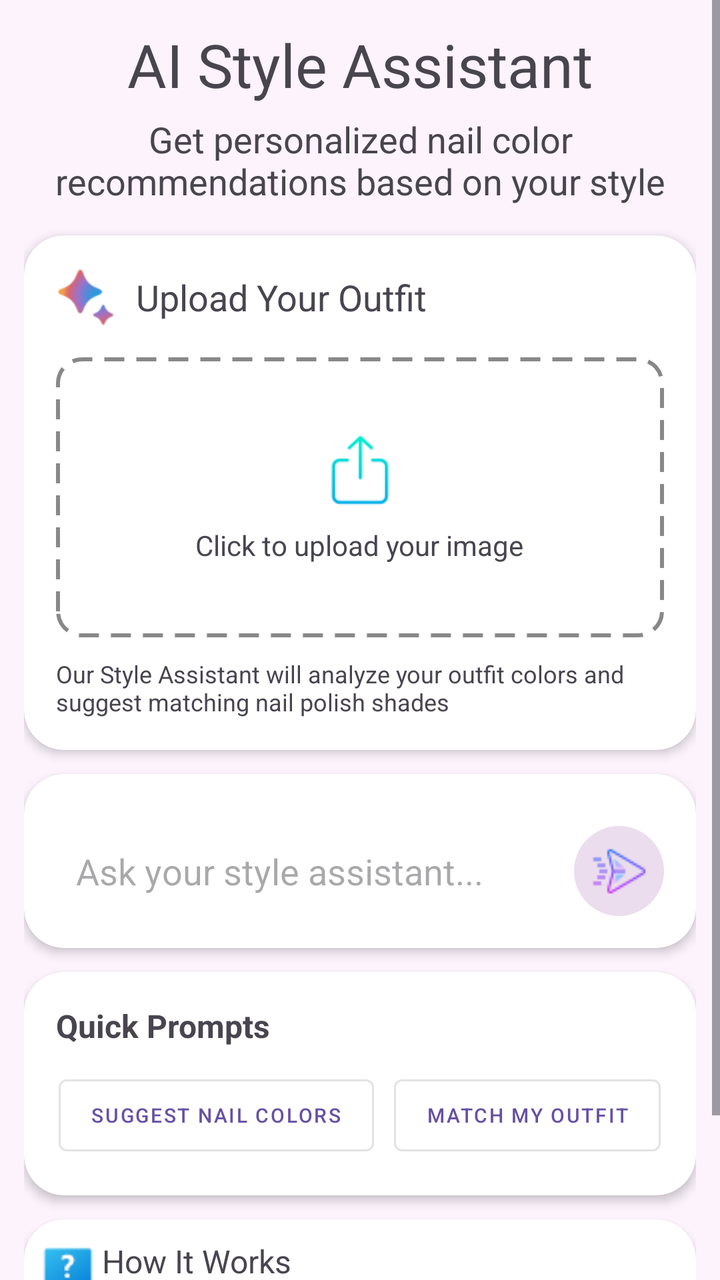
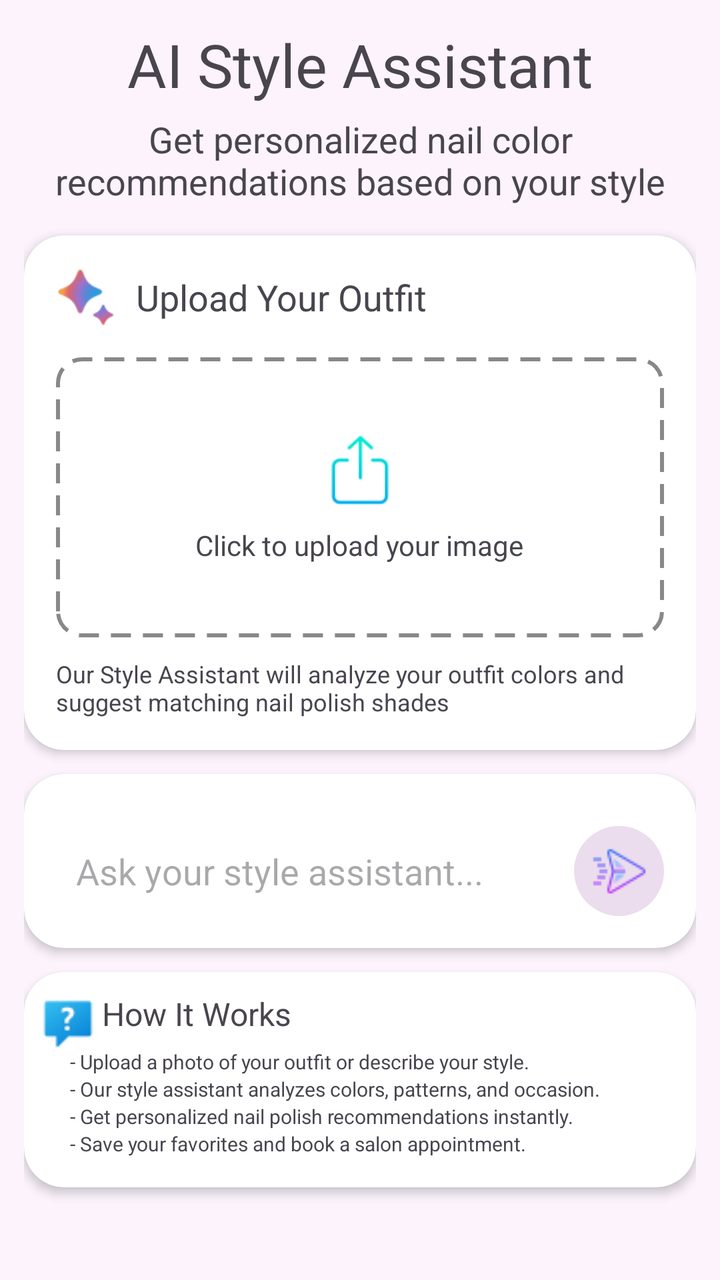

An Android layout rendered at two revisions. The XML below is the earlier revision; the diff shows what the commit changed to produce the second picture.
<!-- AndroidManifest.xml: application theme Theme.NailIt -->
<!-- res/layout/fragment_chat_bot.xml -->
<ScrollView
    xmlns:android="http://schemas.android.com/apk/res/android"
    xmlns:tools="http://schemas.android.com/tools"
    xmlns:app="http://schemas.android.com/apk/res-auto"
    android:layout_width="match_parent"
    android:layout_height="match_parent"
    android:clipToPadding="false"
    android:fillViewport="true">

    <LinearLayout
        android:id="@+id/chatBotRoot"
        android:layout_width="match_parent"
        android:layout_height="wrap_content"
        android:orientation="vertical"
        android:padding="12dp"
        android:paddingBottom="90dp"
        android:background="@color/linght_pink">

    
        <TextView
            android:layout_width="match_parent"
            android:layout_height="wrap_content"
            android:text="AI Style Assistant"
            android:textSize="30sp"
            android:textAlignment="center"/>

        <TextView
            android:layout_width="match_parent"
            android:layout_height="wrap_content"
            android:text="Get personalized nail color recommendations based on your style"
            android:textSize="18sp"
            android:layout_marginTop="5dp"
            android:textAlignment="center"/>


        
        <androidx.cardview.widget.CardView
            android:layout_width="match_parent"
            android:layout_height="wrap_content"
            android:layout_marginTop="15dp"
            android:layout_marginBottom="12dp"
            app:cardCornerRadius="20dp"
            app:cardElevation="3dp">

            <LinearLayout
                android:layout_width="match_parent"
                android:layout_height="wrap_content"
                android:orientation="vertical"
                android:padding="16dp">

                
                <LinearLayout
                    android:layout_width="match_parent"
                    android:layout_height="wrap_content"
                    android:orientation="horizontal"
                    android:gravity="center_vertical">

                    <ImageView
                        android:layout_width="30dp"
                        android:layout_height="30dp"
                        app:srcCompat="@drawable/trending" />

                    <TextView
                        android:layout_width="wrap_content"
                        android:layout_height="wrap_content"
                        android:text="Upload Your Outfit"
                        android:textSize="18sp"
                        android:layout_marginStart="10dp" />
                </LinearLayout>

                
                <LinearLayout
                    android:id="@+id/uploadButton"
                    android:layout_width="match_parent"
                    android:layout_height="140dp"
                    android:layout_marginTop="15dp"
                    android:gravity="center"
                    android:orientation="vertical"
                    android:padding="20dp"
                    android:background="@drawable/dashed_border">

                    <ImageView
                        android:layout_width="40dp"
                        android:layout_height="40dp"
                        app:srcCompat="@drawable/upload" />

                    <TextView
                        android:layout_width="wrap_content"
                        android:layout_height="wrap_content"
                        android:text="Click to upload your image"
                        android:textSize="14sp"
                        android:layout_marginTop="8dp" />
                </LinearLayout>

                <TextView
                    android:layout_width="match_parent"
                    android:layout_height="wrap_content"
                    android:text="Our Style Assistant will analyze your outfit colors and suggest matching nail polish shades"
                    android:textSize="12sp"
                    android:layout_marginTop="10dp" />
            </LinearLayout>
        </androidx.cardview.widget.CardView>


        
        <androidx.cardview.widget.CardView
            android:layout_width="match_parent"
            android:layout_height="wrap_content"
            app:cardCornerRadius="20dp"
            app:cardElevation="3dp"
            android:layout_marginBottom="12dp">

            <LinearLayout
                android:layout_width="match_parent"
                android:layout_height="wrap_content"
                android:orientation="vertical"
                android:padding="16dp">

                
                <LinearLayout
                    android:id="@+id/chatContainer"
                    android:layout_width="match_parent"
                    android:layout_height="wrap_content"
                    android:orientation="vertical" />

                
                <LinearLayout
                    android:layout_width="match_parent"
                    android:layout_height="wrap_content"
                    android:orientation="horizontal"
                    android:gravity="center_vertical"
                    android:layout_marginTop="10dp">

                    <EditText
                        android:id="@+id/chatInput"
                        android:layout_width="0dp"
                        android:layout_height="45dp"
                        android:layout_weight="1"
                        android:hint="Ask your style assistant..."
                        android:padding="10dp"
                        android:background="@drawable/rounded_edittext" />

                    <ImageButton
                        android:id="@+id/sendBtn"
                        android:layout_width="45dp"
                        android:layout_height="45dp"
                        android:layout_marginStart="8dp"
                        android:background="@drawable/round_button"
                        android:padding="8dp"
                        app:srcCompat="@drawable/send" />
                </LinearLayout>
            </LinearLayout>
        </androidx.cardview.widget.CardView>


        
        <androidx.cardview.widget.CardView
            android:layout_width="match_parent"
            android:layout_height="wrap_content"
            app:cardCornerRadius="20dp"
            app:cardElevation="3dp"
            android:layout_marginBottom="12dp">

            <LinearLayout
                android:layout_width="match_parent"
                android:layout_height="wrap_content"
                android:orientation="vertical"
                android:padding="16dp">

                <TextView
                    android:layout_width="wrap_content"
                    android:layout_height="wrap_content"
                    android:text="Quick Prompts"
                    android:textSize="16sp"
                    android:textStyle="bold" />

                <LinearLayout
                    android:layout_width="match_parent"
                    android:layout_height="wrap_content"
                    android:orientation="horizontal"
                    android:layout_marginTop="10dp"
                    android:gravity="center">

                    <Button
                        android:layout_width="wrap_content"
                        android:layout_height="wrap_content"
                        android:text="Suggest nail colors"
                        android:textSize="10sp"
                        style="@style/Widget.MaterialComponents.Button.OutlinedButton" />

                    <Button
                        android:layout_width="wrap_content"
                        android:layout_height="wrap_content"
                        android:text="Match my outfit"
                        android:textSize="10sp"
                        android:layout_marginStart="10dp"
                        style="@style/Widget.MaterialComponents.Button.OutlinedButton" />
                </LinearLayout>
            </LinearLayout>
        </androidx.cardview.widget.CardView>
        
        <androidx.cardview.widget.CardView
            android:layout_width="match_parent"
            android:layout_height="wrap_content"
            app:cardCornerRadius="20dp"
            app:cardElevation="3dp"
            android:layout_marginBottom="5dp"
            >
            <LinearLayout
                android:layout_width="match_parent"
                android:layout_height="wrap_content"
                android:orientation="vertical"
                android:layout_marginLeft="8dp"
                android:layout_marginBottom="15dp"
                android:layout_marginTop="10dp">
                <LinearLayout
                    android:layout_width="match_parent"
                    android:layout_height="wrap_content"
                    android:orientation="horizontal">

                    <ImageView
                        android:layout_width="28dp"
                        android:layout_height="28dp"
                        app:srcCompat="@drawable/ask"
                        />
                    <TextView
                        android:layout_width="match_parent"
                        android:layout_height="wrap_content"
                        android:textSize="16sp"
                        android:layout_marginLeft="3dp"
                        android:text="How It Works"/>

                </LinearLayout>
                <TextView
                    android:layout_width="match_parent"
                    android:layout_height="wrap_content"
                    android:textSize="10sp"
                    android:layout_marginLeft="15dp"
                    android:text="- Upload a photo of your outfit or describe your style."/>

                <TextView
                    android:layout_width="match_parent"
                    android:layout_height="wrap_content"
                    android:textSize="10sp"
                    android:layout_marginLeft="15dp"
                    android:text="- Our style assistant analyzes colors, patterns, and occasion."/>
                <TextView
                    android:layout_width="match_parent"
                    android:layout_height="wrap_content"
                    android:textSize="10sp"
                    android:layout_marginLeft="15dp"
                    android:text="- Get personalized nail polish recommendations instantly."/>
                <TextView
                    android:layout_width="match_parent"
                    android:layout_height="wrap_content"
                    android:textSize="10sp"
                    android:layout_marginLeft="15dp"
                    android:text="- Save your favorites and book a salon appointment."/>

            </LinearLayout>



        </androidx.cardview.widget.CardView>
    </LinearLayout>
</ScrollView>
<!-- resources referenced by this layout -->
<resources>
  <color name="linght_pink">#FCF3FC</color>
  <!-- drawable ask: png bitmap (drawable, 1218 bytes) -->
  <!-- drawable dashed_border (drawable) -->
  <shape xmlns:android="http://schemas.android.com/apk/res/android"
      android:shape="rectangle">
      <stroke
          android:width="2dp"
          android:color="#888888"
          android:dashWidth="10dp"
          android:dashGap="6dp" />
      <corners android:radius="12dp" />
      <solid android:color="@android:color/transparent" />
  </shape>
  <!-- drawable round_button (drawable) -->
  <shape xmlns:android="http://schemas.android.com/apk/res/android">
      <solid android:color="#ebdded"/>
      <corners android:radius="50dp"/>
  </shape>
  <!-- drawable rounded_edittext (drawable) -->
  <shape xmlns:android="http://schemas.android.com/apk/res/android">
      <solid android:color="#FFFFFF"/>
      <corners android:radius="12dp"/>
  </shape>
  <!-- drawable send: png bitmap (drawable, 890 bytes) -->
  <!-- drawable trending: png bitmap (drawable, 2099 bytes) -->
  <!-- drawable upload: png bitmap (drawable, 1412 bytes) -->
  <style name="Theme.NailIt" parent="Base.Theme.NailIt" />
  <style name="Base.Theme.NailIt" parent="Theme.Material3.DayNight.NoActionBar">
          
          
      </style>
</resources>

<!-- the commit's change to res/layout/fragment_chat_bot.xml (unified diff, before → after) -->
@@ -152,52 +152,6 @@
             </LinearLayout>
         </androidx.cardview.widget.CardView>
 
-
-        
-        <androidx.cardview.widget.CardView
-            android:layout_width="match_parent"
-            android:layout_height="wrap_content"
-            app:cardCornerRadius="20dp"
-            app:cardElevation="3dp"
-            android:layout_marginBottom="12dp">
-
-            <LinearLayout
-                android:layout_width="match_parent"
-                android:layout_height="wrap_content"
-                android:orientation="vertical"
-                android:padding="16dp">
-
-                <TextView
-                    android:layout_width="wrap_content"
-                    android:layout_height="wrap_content"
-                    android:text="Quick Prompts"
-                    android:textSize="16sp"
-                    android:textStyle="bold" />
-
-                <LinearLayout
-                    android:layout_width="match_parent"
-                    android:layout_height="wrap_content"
-                    android:orientation="horizontal"
-                    android:layout_marginTop="10dp"
-                    android:gravity="center">
-
-                    <Button
-                        android:layout_width="wrap_content"
-                        android:layout_height="wrap_content"
-                        android:text="Suggest nail colors"
-                        android:textSize="10sp"
-                        style="@style/Widget.MaterialComponents.Button.OutlinedButton" />
-
-                    <Button
-                        android:layout_width="wrap_content"
-                        android:layout_height="wrap_content"
-                        android:text="Match my outfit"
-                        android:textSize="10sp"
-                        android:layout_marginStart="10dp"
-                        style="@style/Widget.MaterialComponents.Button.OutlinedButton" />
-                </LinearLayout>
-            </LinearLayout>
-        </androidx.cardview.widget.CardView>
         
         <androidx.cardview.widget.CardView
             android:layout_width="match_parent"
